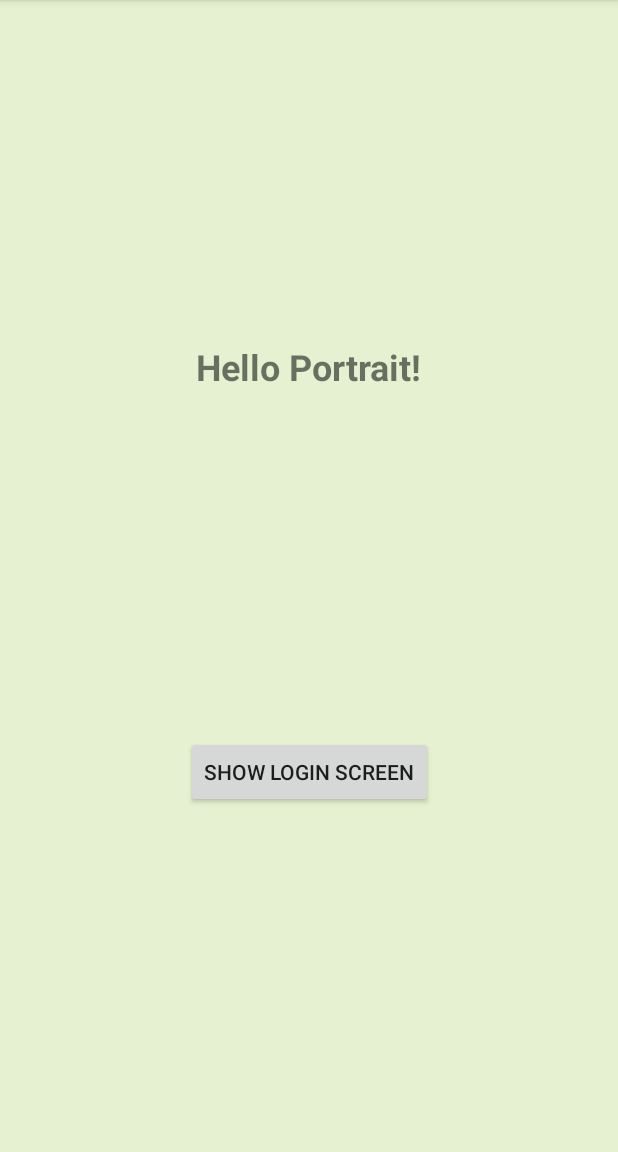
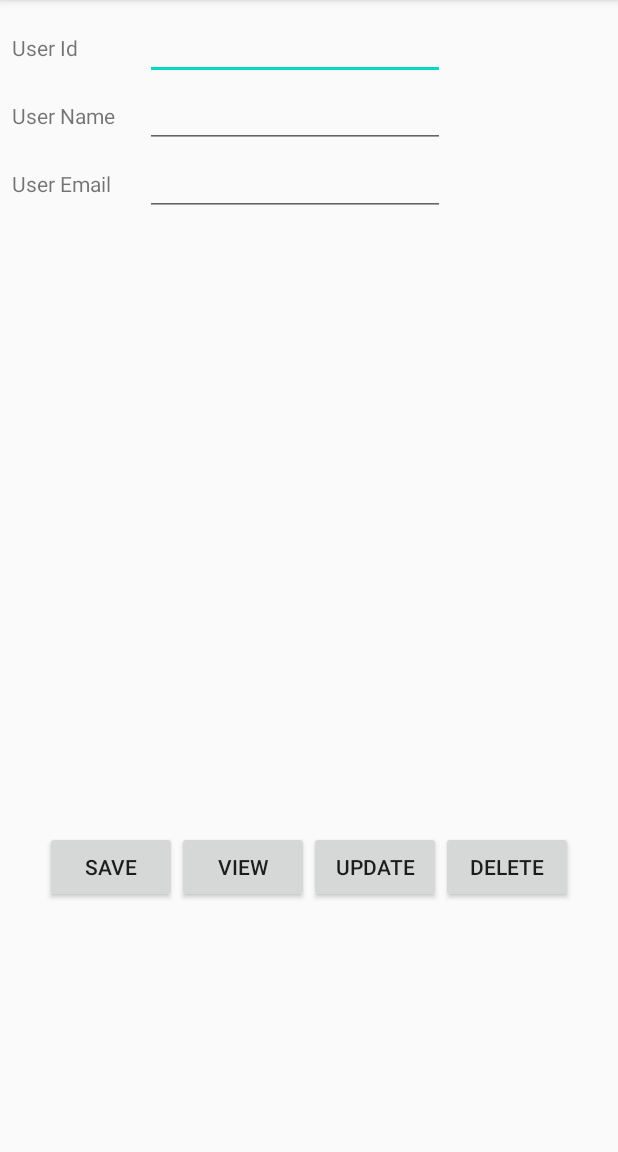
Before and after one commit to AkshayDhondge/SampleScreenSizesApp, an Android app: the screen it shows after launch (MainActivity before the commit, ActivityDBSample after it), after a tap on "SHOW LOGIN SCREEN", on a phone screen of 412 x 824 dp, the part 84-1236 px from its top. Run offline under Robolectric (Android 15) with nearby library versions, the phone set to English and light mode, and no system bars.

Commit message:
27th May EOD Commit

```diff
--- a/app/build.gradle
+++ b/app/build.gradle
@@ -32,7 +32,7 @@ dependencies {
     implementation 'androidx.core:core-ktx:1.2.0'
     implementation 'androidx.constraintlayout:constraintlayout:1.1.3'
     implementation 'com.android.volley:volley:1.1.0'
-
+    implementation 'com.squareup.picasso:picasso:2.5.2'
     testImplementation 'junit:junit:4.12'
     androidTestImplementation 'androidx.test.ext:junit:1.1.1'
     androidTestImplementation 'androidx.test.espresso:espresso-core:3.2.0'
--- a/app/src/main/AndroidManifest.xml
+++ b/app/src/main/AndroidManifest.xml
@@ -10,10 +10,13 @@
         android:allowBackup="true"
         android:icon="@mipmap/ic_launcher"
         android:label="@string/app_name"
+
         android:networkSecurityConfig="@xml/network_security_config"
         android:roundIcon="@mipmap/ic_launcher_round"
         android:supportsRtl="true"
         android:theme="@style/AppTheme">
+        <receiver android:name=".Activities.MyBroadcastReceiver"></receiver>
+        >
         <activity android:name=".Activities.MainActivity">
             <intent-filter>
                 <action android:name="android.intent.action.MAIN" />
@@ -22,6 +25,7 @@
         </activity>
         <activity android:name=".Activities.LoginActivity" />
         <activity android:name=".Activities.RegisterActivity" />
+        <activity android:name=".Activities.ActivityDBSample" />
 
         <service android:name=".Activities.MyIntentService" />
         <service
--- a/app/src/main/java/com/example/multiplescreensizesample/Activities/MainActivity.kt
+++ b/app/src/main/java/com/example/multiplescreensizesample/Activities/MainActivity.kt
@@ -1,28 +1,49 @@
 package com.example.multiplescreensizesample.Activities
 
+import android.content.BroadcastReceiver
+import android.content.Context
 import android.content.Intent
+import android.content.IntentFilter
 import android.content.res.Configuration
 import androidx.appcompat.app.AppCompatActivity
 import android.os.Bundle
+import android.view.View
 import android.widget.Toast
 import com.example.multiplescreensizesample.R
 import kotlinx.android.synthetic.main.activity_main.*
 
 class MainActivity : AppCompatActivity() {
 
+    lateinit var receiver: BroadcastReceiver
 
     override fun onCreate(savedInstanceState: Bundle?) {
         super.onCreate(savedInstanceState)
         setContentView(R.layout.activity_main)
 
+        val filter = IntentFilter()
+        filter.addAction(Intent.ACTION_POWER_CONNECTED)
+        filter.addAction(Intent.ACTION_POWER_DISCONNECTED)
+
+        receiver = object : BroadcastReceiver() {
+            override fun onReceive(context: Context?, intent: Intent?) {
+                Toast.makeText(context, intent?.action, Toast.LENGTH_SHORT).show()
+            }
+
+        }
+        registerReceiver(receiver, filter)
+
+
         if (resources.configuration.orientation == Configuration.ORIENTATION_PORTRAIT) {
 
             btnShowToast.setOnClickListener {
-//                val intent = Intent(this, LoginActivity::class.java)
+                //                val intent = Intent(this, LoginActivity::class.java)
 //                startActivity(intent)
-                intent = Intent(this, MyService::class.java)
-                startService(intent)
+//                intent = Intent(this, MyService::class.java)
+//                startService(intent)
 
+
+                val intent = Intent(this, ActivityDBSample::class.java)
+                startActivity(intent)
             }
         } else {
             btnShowToast.setOnClickListener {
@@ -35,4 +56,9 @@ class MainActivity : AppCompatActivity() {
 
     }
 
+    override fun onDestroy() {
+        super.onDestroy()
+        unregisterReceiver(receiver)
+    }
+
 }
--- /dev/null
+++ b/app/src/main/java/com/example/multiplescreensizesample/Models/EmpModelClass.kt
@@ -0,0 +1,3 @@
+package com.example.multiplescreensizesample.Models
+
+class EmpModelClass (var userId: Int, val userName:String , val userEmail: String)
--- a/app/src/main/res/layout/activity_login.xml
+++ b/app/src/main/res/layout/activity_login.xml
@@ -9,8 +9,8 @@
 
     <ImageView
         android:id="@+id/imageView"
-        android:layout_width="wrap_content"
-        android:layout_height="wrap_content"
+        android:layout_width="300dp"
+        android:layout_height="180dp"
         android:layout_marginStart="16dp"
         android:layout_marginLeft="16dp"
         android:layout_marginTop="56dp"
--- /dev/null
+++ b/app/src/main/res/layout/activity_sqlite_database.xml
@@ -0,0 +1,115 @@
+<?xml version="1.0" encoding="utf-8"?>
+<LinearLayout xmlns:android="http://schemas.android.com/apk/res/android"
+    xmlns:app="http://schemas.android.com/apk/res-auto"
+    xmlns:tools="http://schemas.android.com/tools"
+    android:layout_width="match_parent"
+    android:layout_height="match_parent"
+    android:layout_marginStart="8dp"
+    android:layout_marginTop="8dp"
+    android:layout_marginEnd="8dp"
+    android:layout_marginBottom="8dp"
+    android:orientation="vertical">
+
+    <TableLayout
+        android:layout_width="match_parent"
+        android:layout_height="wrap_content">
+
+        <TableRow>
+
+            <TextView
+                android:layout_width="wrap_content"
+                android:layout_height="wrap_content"
+                android:layout_column="1"
+                android:text="User Id" />
+
+            <EditText
+
+                android:id="@+id/u_id"
+                android:layout_width="200dp"
+                android:layout_height="wrap_content"
+                android:layout_marginStart="20sp"
+                android:layout_marginLeft="20sp"
+                android:width="150px" />
+        </TableRow>
+
+        <TableRow>
+
+            <TextView
+                android:layout_width="wrap_content"
+                android:layout_height="wrap_content"
+                android:layout_column="1"
+                android:text="User Name" />
+
+            <EditText
+                android:id="@+id/u_name"
+                android:layout_width="wrap_content"
+                android:layout_height="wrap_content"
+                android:layout_column="2"
+                android:layout_marginStart="20sp"
+                android:layout_marginLeft="20sp"
+                android:width="200dp" />
+        </TableRow>
+
+        <TableRow>
+
+            <TextView
+                android:layout_width="wrap_content"
+                android:layout_height="wrap_content"
+                android:layout_column="1"
+                android:text="User Email" />
+
+            <EditText
+                android:id="@+id/u_email"
+                android:layout_width="wrap_content"
+                android:layout_height="wrap_content"
+                android:layout_column="2"
+                android:layout_marginStart="20sp"
+                android:layout_marginLeft="20sp"
+                android:width="200dp" />
+        </TableRow>
+
+    </TableLayout>
+
+    <LinearLayout
+        android:layout_width="wrap_content"
+        android:layout_height="350sp"
+        android:layout_marginTop="20sp">
+
+        <ListView
+            android:id="@+id/listView"
+            android:layout_width="wrap_content"
+            android:layout_height="350sp" />
+    </LinearLayout>
+
+    <LinearLayout
+        android:layout_width="wrap_content"
+        android:layout_height="wrap_content"
+        android:layout_gravity="center"
+        android:layout_marginTop="40sp"
+        android:orientation="horizontal">
+
+        <Button
+            android:layout_width="wrap_content"
+            android:layout_height="wrap_content"
+            android:onClick="saveRecord"
+            android:text="Save" />
+
+        <Button
+            android:layout_width="wrap_content"
+            android:layout_height="wrap_content"
+            android:onClick="viewRecord"
+            android:text="View" />
+
+        <Button
+            android:layout_width="wrap_content"
+            android:layout_height="wrap_content"
+            android:onClick="updateRecord"
+            android:text="Update" />
+
+        <Button
+            android:layout_width="wrap_content"
+            android:layout_height="wrap_content"
+            android:onClick="deleteRecord"
+            android:text="Delete" />
+    </LinearLayout>
+</LinearLayout>
```
Also changed, not shown: app/src/main/java/com/example/multiplescreensizesample/Activities/ActivityDBSample.kt (added, +134 -0 lines), app/src/main/java/com/example/multiplescreensizesample/Activities/LoginActivity.kt (+11 -2 lines), app/src/main/java/com/example/multiplescreensizesample/Activities/MyBroadcastReceiver.kt (added, +13 -0 lines), app/src/main/java/com/example/multiplescreensizesample/Adapters/MyListAdapter.kt (added, +29 -0 lines), app/src/main/java/com/example/multiplescreensizesample/Api/Api.kt (+15 -3 lines), app/src/main/java/com/example/multiplescreensizesample/Api/AppConfig.java (added, +16 -0 lines), app/src/main/java/com/example/multiplescreensizesample/Api/ServerResponse.java (added, +18 -0 lines), app/src/main/java/com/example/multiplescreensizesample/Database/DatabaseHandler.kt (added, +100 -0 lines), app/src/main/res/layout/activity_home.xml (+0 -112 lines), app/src/main/res/layout/custom_list.xml (added, +29 -0 lines), app/src/main/res/layout/delete_dialog.xml (added, +14 -0 lines), app/src/main/res/layout/update_dialog.xml (added, +28 -0 lines), app/src/main/res/drawable-v24/placeholder.png (added).
